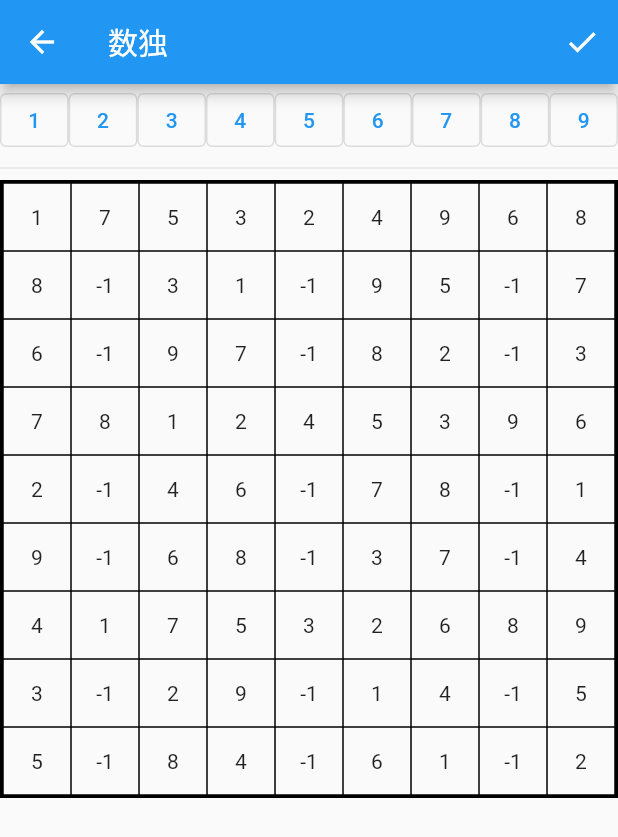
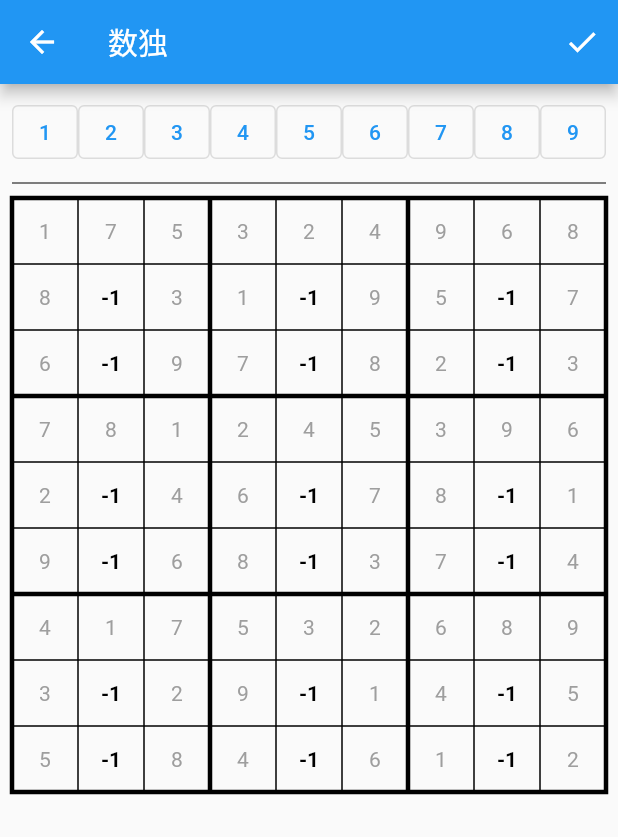
Before and after one commit to jessewee/sudoku, a Flutter app: the screen it shows after launch, after a tap on "开始", on a phone screen of 412 x 824 dp. Shown: the top 837 px of the screen. Run offline on Flutter 3.47's test engine with Material 2 defaults, Android fonts, the phone set to English and light mode, and no system bars; our stand-ins replace logger.

Commit message:
[样式]

```diff
--- a/lib/game_page.dart
+++ b/lib/game_page.dart
@@ -84,15 +84,18 @@ class GamePad extends StatelessWidget {
   @override
   Widget build(BuildContext context) {
     logger.d("====GamePad--build");
-    return Column(
+    return Padding(
+      padding: const EdgeInsets.all(8.0),
+      child: Column(
         children: const [
           // 选项
           Selections(),
           // 分割线
-        Divider(),
+          Divider(height: 20, color: Colors.black),
           // 格子
           GridFrame(),
         ],
+      ),
     );
   }
 }
@@ -135,12 +138,17 @@ class _GridFrameState extends State<GridFrame> {
   Widget build(BuildContext context) {
     logger.d("====GridFrame--build");
     final rowCnt = context.select((MainVM vm) => vm.data.length);
-    return Container(
-      decoration: BoxDecoration(border: Border.all(width: 2)),
-      child: Column(
+    return Stack(
+      children: [
+        // 网格线
+        const Positioned.fill(child: GridLines()),
+        // 格子
+        Column(
           mainAxisSize: MainAxisSize.min,
           crossAxisAlignment: CrossAxisAlignment.stretch,
-          children: [for (var r = 0; r < rowCnt; r++) GridRow(rowIdx: r)]),
+          children: [for (var r = 0; r < rowCnt; r++) GridRow(rowIdx: r)],
+        ),
+      ],
     );
   }
 }
@@ -194,11 +202,14 @@ class _GridCellState extends State<GridCell> {
     });
     Widget cell = Container(
       alignment: Alignment.center,
-      decoration: BoxDecoration(
-        border: Border.all(width: 0.5),
-        color: matched ? Colors.black45 : Colors.transparent,
+      color: matched ? Colors.black12 : Colors.transparent,
+      child: Text(
+        cellData.number.toString(),
+        style: TextStyle(
+          fontWeight: cellData.canFill ? FontWeight.bold : FontWeight.normal,
+          color: cellData.canFill ? Colors.black : Colors.grey,
         ),
-      child: Text(cellData.number.toString()),
+      ),
     );
     if (cellData.canFill) {
       cell = GestureDetector(
@@ -215,3 +226,50 @@ class _GridCellState extends State<GridCell> {
     return cell;
   }
 }
+
+/// 网格线
+class GridLines extends StatelessWidget {
+  const GridLines({Key? key}) : super(key: key);
+
+  @override
+  Widget build(BuildContext context) {
+    return CustomPaint(painter: _GridLinesPainter());
+  }
+}
+
+class _GridLinesPainter extends CustomPainter {
+  final Paint _paint;
+  _GridLinesPainter({Listenable? repaint})
+      : _paint = Paint()..color = Colors.black,
+        super(repaint: repaint);
+
+  @override
+  void paint(Canvas canvas, Size size) {
+    _paint.strokeWidth = 3;
+    _paint.style = PaintingStyle.stroke;
+    canvas.drawRect(Rect.fromLTWH(0, 0, size.width, size.height), _paint);
+    final wSpace = size.width / 9;
+    for (var i = 1; i < 9; i++) {
+      _paint.strokeWidth = i % 3 == 0 ? 3 : 1;
+      canvas.drawLine(
+        Offset(i * wSpace, 0),
+        Offset(i * wSpace, size.height),
+        _paint,
+      );
+    }
+    final hSpace = size.height / 9;
+    for (var i = 1; i < 9; i++) {
+      _paint.strokeWidth = i % 3 == 0 ? 3 : 1;
+      canvas.drawLine(
+        Offset(0, i * hSpace),
+        Offset(size.width, i * hSpace),
+        _paint,
+      );
+    }
+  }
+
+  @override
+  bool shouldRepaint(covariant CustomPainter oldDelegate) {
+    return false;
+  }
+}
```
Lines whose indentation alone changed are shown as unchanged.
